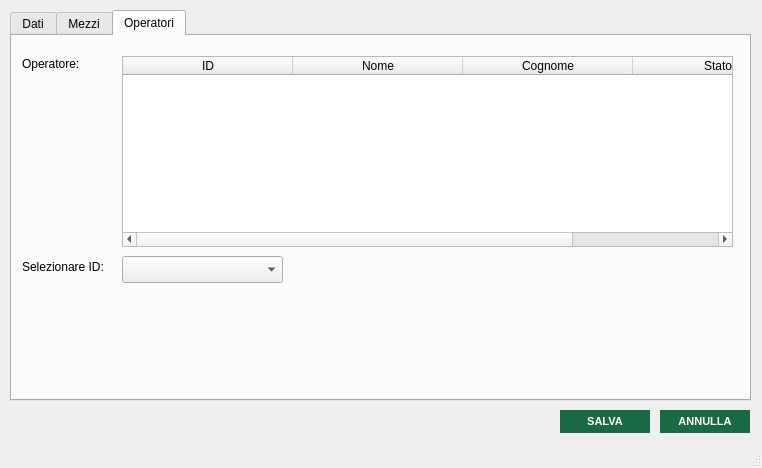
OT-Rax/AnconAmbiente, file src/main/gui/modifica_turno.ui: the form before one commit.
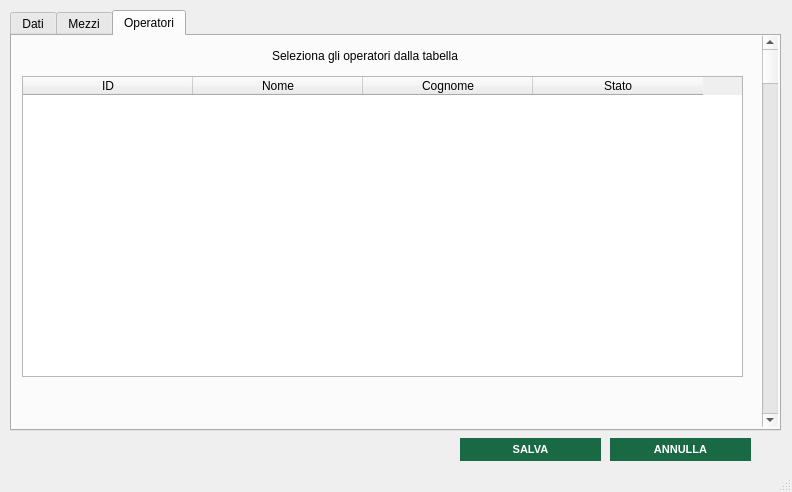
The form after the commit. The open tabs and pages were chosen to show the change. Icons and pictures are not drawn.

Patch:
```diff
--- a/src/main/gui/modifica_turno.ui
+++ b/src/main/gui/modifica_turno.ui
@@ -6,8 +6,8 @@
    <rect>
     <x>0</x>
     <y>0</y>
-    <width>762</width>
-    <height>468</height>
+    <width>792</width>
+    <height>492</height>
    </rect>
   </property>
   <property name="windowTitle">
@@ -17,74 +17,14 @@
    <iconset resource="xz.qrc">
     <normaloff>:/images/images/AnconAmbiente_Logo.png</normaloff>:/images/images/AnconAmbiente_Logo.png</iconset>
   </property>
-  <widget class="QWidget" name="modificaturno_widget">
-   <widget class="QPushButton" name="salva_button">
-    <property name="geometry">
-     <rect>
-      <x>560</x>
-      <y>410</y>
-      <width>90</width>
-      <height>23</height>
-     </rect>
-    </property>
-    <property name="styleSheet">
-     <string notr="true">QPushButton{
-background-color:rgb(24, 105, 68);
-color: white;
-border-style: outset;
-font:  bold 11px
-
-
-}
-
-QPushButton:hover{
-background-color:rgb(170, 203, 108);
-color: white;
-border-style: outset;
-font:  bold 11px
-}</string>
-    </property>
-    <property name="text">
-     <string>SALVA</string>
-    </property>
-   </widget>
-   <widget class="QPushButton" name="annulla_button">
-    <property name="geometry">
-     <rect>
-      <x>660</x>
-      <y>410</y>
-      <width>90</width>
-      <height>23</height>
-     </rect>
-    </property>
-    <property name="styleSheet">
-     <string notr="true">QPushButton{
-background-color:rgb(24, 105, 68);
-color: white;
-border-style: outset;
-font:  bold 11px
-
-
-}
-
-QPushButton:hover{
-background-color:rgb(170, 203, 108);
-color: white;
-border-style: outset;
-font:  bold 11px
-}</string>
-    </property>
-    <property name="text">
-     <string>ANNULLA</string>
-    </property>
-   </widget>
+  <widget class="QWidget" name="inserimentoturno_widget">
    <widget class="QTabWidget" name="inserimentoturno_tabs">
     <property name="geometry">
      <rect>
       <x>10</x>
       <y>10</y>
-      <width>741</width>
-      <height>391</height>
+      <width>771</width>
+      <height>421</height>
      </rect>
     </property>
     <property name="currentIndex">
@@ -542,143 +482,26 @@
      <attribute name="title">
       <string>Operatori</string>
      </attribute>
-     <widget class="QLabel" name="warning_label3">
-      <property name="geometry">
-       <rect>
-        <x>90</x>
-        <y>20</y>
-        <width>601</width>
-        <height>16</height>
-       </rect>
-      </property>
-      <property name="palette">
-       <palette>
-        <active>
-         <colorrole role="WindowText">
-          <brush brushstyle="SolidPattern">
-           <color alpha="255">
-            <red>255</red>
-            <green>0</green>
-            <blue>0</blue>
-           </color>
-          </brush>
-         </colorrole>
-         <colorrole role="Text">
-          <brush brushstyle="SolidPattern">
-           <color alpha="255">
-            <red>255</red>
-            <green>0</green>
-            <blue>0</blue>
-           </color>
-          </brush>
-         </colorrole>
-         <colorrole role="PlaceholderText">
-          <brush brushstyle="SolidPattern">
-           <color alpha="128">
-            <red>255</red>
-            <green>0</green>
-            <blue>0</blue>
-           </color>
-          </brush>
-         </colorrole>
-        </active>
-        <inactive>
-         <colorrole role="WindowText">
-          <brush brushstyle="SolidPattern">
-           <color alpha="255">
-            <red>255</red>
-            <green>0</green>
-            <blue>0</blue>
-           </color>
-          </brush>
-         </colorrole>
-         <colorrole role="Text">
-          <brush brushstyle="SolidPattern">
-           <color alpha="255">
-            <red>255</red>
-            <green>0</green>
-            <blue>0</blue>
-           </color>
-          </brush>
-         </colorrole>
-         <colorrole role="PlaceholderText">
-          <brush brushstyle="SolidPattern">
-           <color alpha="128">
-            <red>255</red>
-            <green>0</green>
-            <blue>0</blue>
-           </color>
-          </brush>
-         </colorrole>
-        </inactive>
-        <disabled>
-         <colorrole role="WindowText">
-          <brush brushstyle="SolidPattern">
-           <color alpha="255">
-            <red>190</red>
-            <green>190</green>
-            <blue>190</blue>
-           </color>
-          </brush>
-         </colorrole>
-         <colorrole role="Text">
-          <brush brushstyle="SolidPattern">
-           <color alpha="255">
-            <red>190</red>
-            <green>190</green>
-            <blue>190</blue>
-           </color>
-          </brush>
-         </colorrole>
-         <colorrole role="PlaceholderText">
-          <brush brushstyle="SolidPattern">
-           <color alpha="128">
-            <red>0</red>
-            <green>0</green>
-            <blue>0</blue>
-           </color>
-          </brush>
-         </colorrole>
-        </disabled>
-       </palette>
-      </property>
-      <property name="text">
-       <string/>
-      </property>
-     </widget>
-     <widget class="QLabel" name="label_8">
-      <property name="geometry">
-       <rect>
-        <x>10</x>
-        <y>220</y>
-        <width>91</width>
-        <height>21</height>
-       </rect>
-      </property>
-      <property name="text">
-       <string>Selezionare ID:</string>
-      </property>
-     </widget>
      <widget class="QLabel" name="label_5">
       <property name="geometry">
        <rect>
-        <x>10</x>
-        <y>20</y>
-        <width>81</width>
-        <height>16</height>
+        <x>260</x>
+        <y>10</y>
+        <width>211</width>
+        <height>20</height>
        </rect>
       </property>
       <property name="text">
-       <string>Operatore:</string>
+       <string>Seleziona gli operatori dalla tabella</string>
       </property>
      </widget>
      <widget class="QTableWidget" name="tabella_operatori">
       <property name="geometry">
        <rect>
-        <x>110</x>
-        <y>20</y>
-        <width>611</width>
-        <height>191</height>
+        <x>10</x>
+        <y>40</y>
+        <width>721</width>
+        <height>301</height>
        </rect>
       </property>
       <property name="selectionBehavior">
@@ -735,18 +558,289 @@
        </property>
       </column>
      </widget>
-     <widget class="QComboBox" name="combo_operatori">
+     <widget class="QLabel" name="operatori_error">
       <property name="geometry">
        <rect>
-        <x>110</x>
-        <y>220</y>
-        <width>161</width>
-        <height>27</height>
+        <x>10</x>
+        <y>354</y>
+        <width>551</width>
+        <height>16</height>
        </rect>
+      </property>
+      <property name="palette">
+       <palette>
+        <active>
+         <colorrole role="WindowText">
+          <brush brushstyle="SolidPattern">
+           <color alpha="255">
+            <red>255</red>
+            <green>0</green>
+            <blue>0</blue>
+           </color>
+          </brush>
+         </colorrole>
+         <colorrole role="Text">
+          <brush brushstyle="SolidPattern">
+           <color alpha="255">
+            <red>255</red>
+            <green>0</green>
+            <blue>0</blue>
+           </color>
+          </brush>
+         </colorrole>
+         <colorrole role="PlaceholderText">
+          <brush brushstyle="SolidPattern">
+           <color alpha="128">
+            <red>255</red>
+            <green>0</green>
+            <blue>0</blue>
+           </color>
+          </brush>
+         </colorrole>
+        </active>
+        <inactive>
+         <colorrole role="WindowText">
+          <brush brushstyle="SolidPattern">
+           <color alpha="255">
+            <red>255</red>
+            <green>0</green>
+            <blue>0</blue>
+           </color>
+          </brush>
+         </colorrole>
+         <colorrole role="Text">
+          <brush brushstyle="SolidPattern">
+           <color alpha="255">
+            <red>255</red>
+            <green>0</green>
+            <blue>0</blue>
+           </color>
+          </brush>
+         </colorrole>
+         <colorrole role="PlaceholderText">
+          <brush brushstyle="SolidPattern">
+           <color alpha="128">
+            <red>255</red>
+            <green>0</green>
+            <blue>0</blue>
+           </color>
+          </brush>
+         </colorrole>
+        </inactive>
+        <disabled>
+         <colorrole role="WindowText">
+          <brush brushstyle="SolidPattern">
+           <color alpha="255">
+            <red>190</red>
+            <green>190</green>
+            <blue>190</blue>
+           </color>
+          </brush>
+         </colorrole>
+         <colorrole role="Text">
+          <brush brushstyle="SolidPattern">
+           <color alpha="255">
+            <red>190</red>
+            <green>190</green>
+            <blue>190</blue>
+           </color>
+          </brush>
+         </colorrole>
+         <colorrole role="PlaceholderText">
+          <brush brushstyle="SolidPattern">
+           <color alpha="128">
+            <red>0</red>
+            <green>0</green>
+            <blue>0</blue>
+           </color>
+          </brush>
+         </colorrole>
+        </disabled>
+       </palette>
+      </property>
+      <property name="text">
+       <string/>
+      </property>
+     </widget>
+     <widget class="QScrollBar" name="verticalScrollBar_2">
+      <property name="geometry">
+       <rect>
+        <x>750</x>
+        <y>0</y>
+        <width>16</width>
+        <height>391</height>
+       </rect>
+      </property>
+      <property name="orientation">
+       <enum>Qt::Vertical</enum>
       </property>
      </widget>
     </widget>
    </widget>
+   <widget class="QPushButton" name="salva_button">
+    <property name="geometry">
+     <rect>
+      <x>460</x>
+      <y>438</y>
+      <width>141</width>
+      <height>23</height>
+     </rect>
+    </property>
+    <property name="styleSheet">
+     <string notr="true">QPushButton{
+background-color:rgb(24, 105, 68);
+color: white;
+border-style: outset;
+font:  bold 11px
+
+
+}
+
+QPushButton:hover{
+background-color:rgb(170, 203, 108);
+color: white;
+border-style: outset;
+font:  bold 11px
+}</string>
+    </property>
+    <property name="text">
+     <string>SALVA</string>
+    </property>
+   </widget>
+   <widget class="QPushButton" name="annulla_button">
+    <property name="geometry">
+     <rect>
+      <x>610</x>
+      <y>438</y>
+      <width>141</width>
+      <height>23</height>
+     </rect>
+    </property>
+    <property name="styleSheet">
+     <string notr="true">QPushButton{
+background-color:rgb(24, 105, 68);
+color: white;
+border-style: outset;
+font:  bold 11px
+
+
+}
+
+QPushButton:hover{
+background-color:rgb(170, 203, 108);
+color: white;
+border-style: outset;
+font:  bold 11px
+}</string>
+    </property>
+    <property name="text">
+     <string>ANNULLA</string>
+    </property>
+   </widget>
+   <widget class="QLabel" name="inserimento_error">
+    <property name="geometry">
+     <rect>
+      <x>20</x>
+      <y>444</y>
+      <width>421</width>
+      <height>20</height>
+     </rect>
+    </property>
+    <property name="palette">
+     <palette>
+      <active>
+       <colorrole role="WindowText">
+        <brush brushstyle="SolidPattern">
+         <color alpha="255">
+          <red>255</red>
+          <green>0</green>
+          <blue>0</blue>
+         </color>
+        </brush>
+       </colorrole>
+       <colorrole role="Text">
+        <brush brushstyle="SolidPattern">
+         <color alpha="255">
+          <red>255</red>
+          <green>0</green>
+          <blue>0</blue>
+         </color>
+        </brush>
+       </colorrole>
+       <colorrole role="PlaceholderText">
+        <brush brushstyle="SolidPattern">
+         <color alpha="128">
+          <red>255</red>
+          <green>0</green>
+          <blue>0</blue>
+         </color>
+        </brush>
+       </colorrole>
+      </active>
+      <inactive>
+       <colorrole role="WindowText">
+        <brush brushstyle="SolidPattern">
+         <color alpha="255">
+          <red>255</red>
+          <green>0</green>
+          <blue>0</blue>
+         </color>
+        </brush>
+       </colorrole>
+       <colorrole role="Text">
+        <brush brushstyle="SolidPattern">
+         <color alpha="255">
+          <red>255</red>
+          <green>0</green>
+          <blue>0</blue>
+         </color>
+        </brush>
+       </colorrole>
+       <colorrole role="PlaceholderText">
+        <brush brushstyle="SolidPattern">
+         <color alpha="128">
+          <red>255</red>
+          <green>0</green>
+          <blue>0</blue>
+         </color>
+        </brush>
+       </colorrole>
+      </inactive>
+      <disabled>
+       <colorrole role="WindowText">
+        <brush brushstyle="SolidPattern">
+         <color alpha="255">
+          <red>190</red>
+          <green>190</green>
+          <blue>190</blue>
+         </color>
+        </brush>
+       </colorrole>
+       <colorrole role="Text">
+        <brush brushstyle="SolidPattern">
+         <color alpha="255">
+          <red>190</red>
+          <green>190</green>
+          <blue>190</blue>
+         </color>
+        </brush>
+       </colorrole>
+       <colorrole role="PlaceholderText">
+        <brush brushstyle="SolidPattern">
+         <color alpha="128">
+          <red>0</red>
+          <green>0</green>
+          <blue>0</blue>
+         </color>
+        </brush>
+       </colorrole>
+      </disabled>
+     </palette>
+    </property>
+    <property name="text">
+     <string/>
+    </property>
+   </widget>
   </widget>
   <widget class="QStatusBar" name="statusbar"/>
  </widget>
```
Left out of the diff: 472 changed lines with no effect on the pictures.
